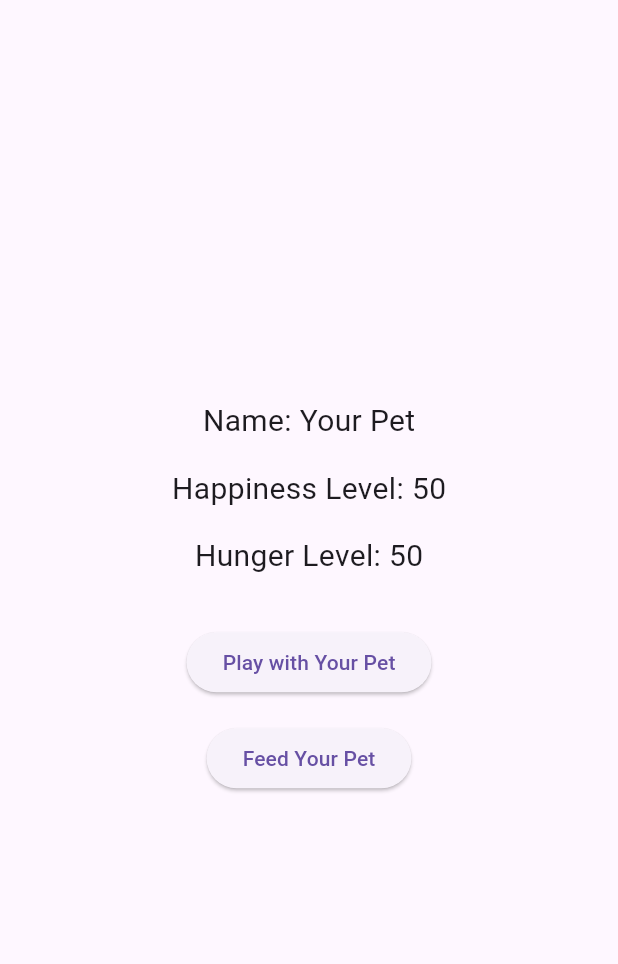
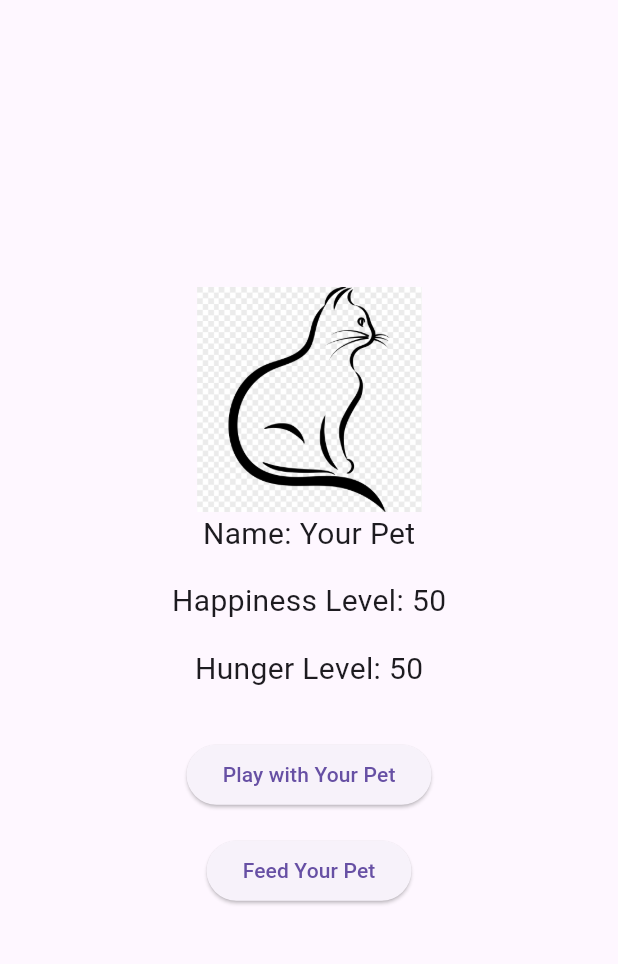
Before and after one commit to Ruhisawant/Digital_Pet_App, a Flutter app: the screen it shows after launch, on a phone screen of 412 x 824 dp, the part 63-1027 px from its top. Run offline on Flutter 3.47's test engine with Material 3 defaults, Android fonts, the phone set to English and light mode, and no system bars.

Commit message:
Added second cat image

```diff
--- a/lib/main.dart
+++ b/lib/main.dart
@@ -59,6 +59,7 @@ class _DigitalPetAppState extends State<DigitalPetApp> {
         child: Column(
           mainAxisAlignment: MainAxisAlignment.center,
           children: <Widget>[
+            Image.asset('assets/images/cat2.png', width: 150, height: 150),
             Text(
               'Name: $petName',
               style: const TextStyle(fontSize: 20.0),
```
Also changed, not shown: pubspec.yaml (+4 -3 lines), assets/images/cat2.png (added), pubspec.lock.
